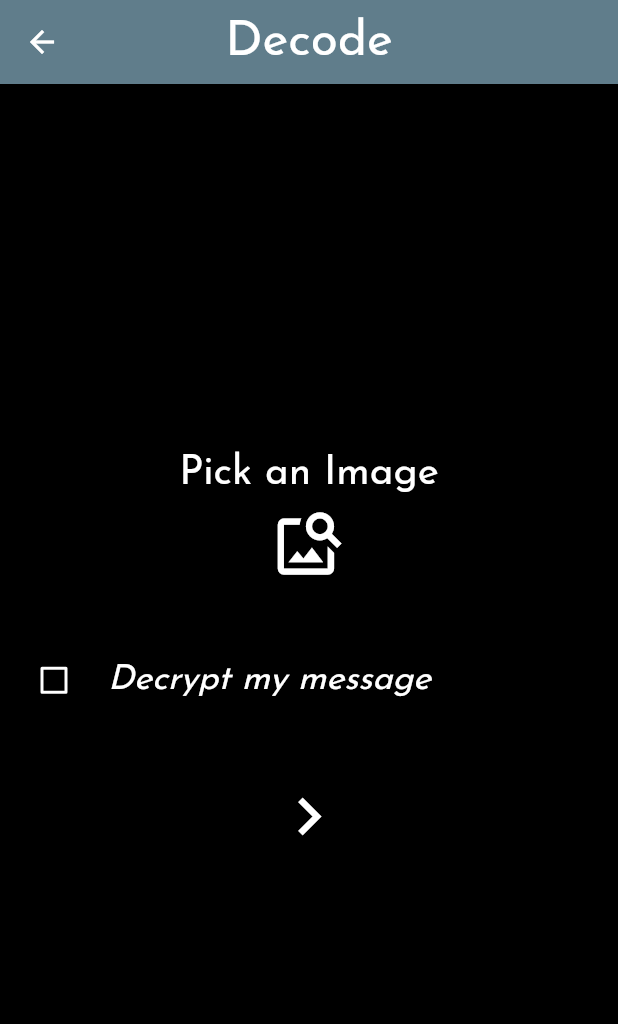
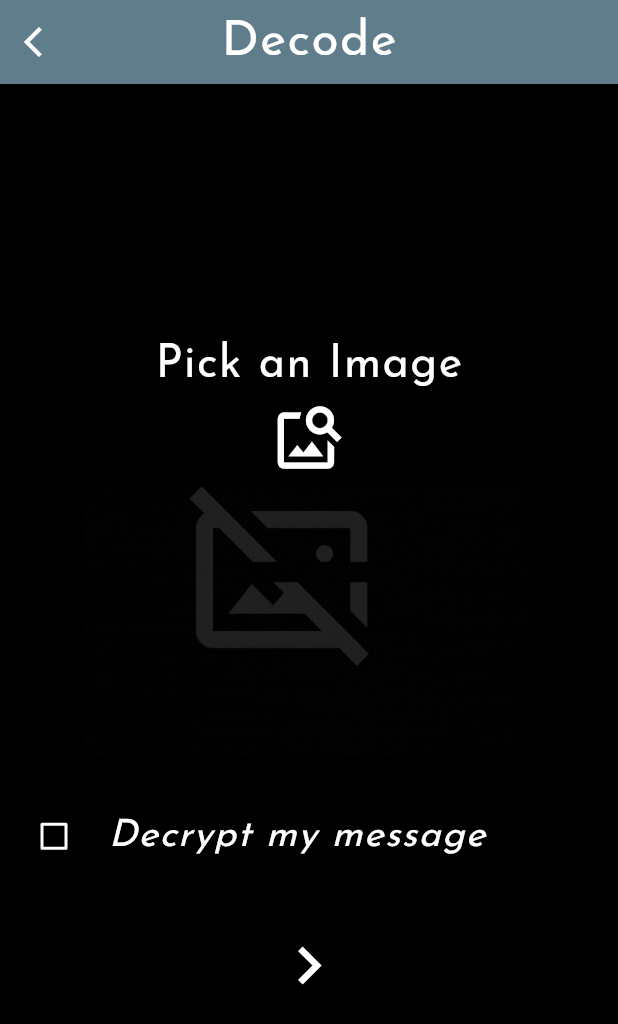
Before and after one commit to sathviktn/StegaImg, a Flutter app: the screen it shows after launch, after a tap on the "lock open" icon, on a phone screen of 412 x 824 dp. Shown: the top 1024 px of the screen. Run offline on Flutter 3.47's test engine with Material 2 defaults, Android fonts, the phone set to English and light mode, and no system bars; our stand-ins replace image_picker, permission_handler; missing offline and left inert: encrypt.

Commit message:
UI Changes

```diff
--- a/stegaimg/lib/components/loading_button.dart
+++ b/stegaimg/lib/components/loading_button.dart
@@ -10,7 +10,7 @@ class ButtonLogoWithLoadingAndError extends StatelessWidget {
   @override
   Widget build(BuildContext context) {
     switch (loadingState) {
-      case LoadingState.LOADING:
+      case LoadingState.loading:
         return const SizedBox(
           height: 20.0,
           width: 20.0,
@@ -19,11 +19,11 @@ class ButtonLogoWithLoadingAndError extends StatelessWidget {
             strokeWidth: 2.0,
           ),
         );
-      case LoadingState.ERROR:
+      case LoadingState.error:
         return const Icon(Icons.close,);
-      case LoadingState.PENDING:
+      case LoadingState.pending:
         return Icon(pendingIcon);
-      case LoadingState.SUCCESS:
+      case LoadingState.success:
         return const Icon(Icons.done);
       default:
         return Icon(pendingIcon);
--- a/stegaimg/lib/components/password_field.dart
+++ b/stegaimg/lib/components/password_field.dart
@@ -1,4 +1,5 @@
 import 'package:flutter/material.dart';
+import 'package:stegaimg/utilities/configs.dart';
 
 class PasswordField extends StatefulWidget {
   final TextEditingController? ctrl;
@@ -27,17 +28,10 @@ class _PasswordField extends State<PasswordField> {
     if (widget.enable!) {
       return Column(
         children: <Widget>[
-          // Row(
-            //children: <Widget>[
           Theme(data: Theme.of(context).copyWith(unselectedWidgetColor: Colors.white),
               child: CheckboxListTile(
                   title: const Text("Show password",
-                          style: TextStyle(
-                            fontSize: 23,
-                            color: Colors.white,
-                            fontStyle: FontStyle.italic,
-                            fontFamily: 'JosefinSans',
-                          )),
+                      style: StegaTextStyle(fSize: 25, fStyle: FontStyle.italic)),
                   controlAffinity: ListTileControlAffinity.leading,
                   value: visible,
                   activeColor: Colors.white,
@@ -48,25 +42,13 @@ class _PasswordField extends State<PasswordField> {
                     });
                   })
           ),
-          //  ],
-          //),
           TextField(
             key: Key(widget.keyVal!),
             controller: widget.ctrl,
             obscureText: !visible!,
-            decoration: const InputDecoration(
-                hintText: 'Enter the Password',
-                hintStyle: TextStyle(
-                    fontSize: 27,
-                    fontFamily: 'JosefinSans',
-                    color: Colors.white
-                )
-            ),
+            decoration: StegaInputDec(hint: 'Enter the password', hFontSize: 30),
             textAlign: TextAlign.center,
-            style: const TextStyle(
-                fontSize: 27,
-                color: Colors.white
-            ),
+            style: const StegaTextStyle(fSize: 30)
           ),
         ],
       );
--- a/stegaimg/lib/screens/decode_img.dart
+++ b/stegaimg/lib/screens/decode_img.dart
@@ -6,6 +6,7 @@ import 'package:image/image.dart' as img_lib;
 import 'package:stegaimg/models/decode_model.dart';
 import 'package:stegaimg/utilities/configs.dart';
 
+import '../components/loading_button.dart';
 import '../components/password_field.dart';
 
 class DecodeImg extends StatefulWidget {
@@ -19,6 +20,7 @@ class _DecodeImgState extends State<DecodeImg> {
 
   img_lib.Image? editableImage;
   File? decodingImg;
+  late LoadingState getState;
   TextEditingController? password;
   bool? decrypt;
 
@@ -27,20 +29,28 @@ class _DecodeImgState extends State<DecodeImg> {
     super.initState();
     password = TextEditingController();
     decrypt = false;
+    getState = LoadingState.pending;
   }
 
   Future getImage() async {
     try {
       final image = await ImagePicker().pickImage(source: ImageSource.gallery);
+      getState = LoadingState.loading;
+
       if (image == null) {
+        setState((){
           editableImage = null;
-        return;
+          getState = LoadingState.pending;
+        });
       }
+      else {
         final tempImg = File(image.path);
         setState(() {
           decodingImg = tempImg;
           editableImage = img_lib.decodeImage(decodingImg!.readAsBytesSync());
+          getState = LoadingState.success;
         });
+      }
     }
 
     on PlatformException catch(e){
@@ -67,14 +77,15 @@ class _DecodeImgState extends State<DecodeImg> {
     return Scaffold(
       appBar: AppBar(
         title: const Text('Decode'),
-        titleTextStyle: const TextStyle(
-            fontSize: 33,
-            color: Colors.white,
-            fontWeight: FontWeight.w500,
-            fontFamily: 'JosefinSans'
-        ),
+        titleTextStyle: const StegaTextStyle(fSize: 33, fWeight: FontWeight.w500),
         centerTitle: true,
         backgroundColor: Colors.blueGrey,
+        leading: IconButton(
+            key: const Key('encoded_result_screen_back_btn'),
+            icon: const Icon(Icons.arrow_back_ios),
+            onPressed: () {
+              Navigator.pop(context);
+            }),
       ),
       backgroundColor: Colors.black,
       body: Center(
@@ -83,46 +94,24 @@ class _DecodeImgState extends State<DecodeImg> {
             mainAxisAlignment: MainAxisAlignment.spaceEvenly,
             crossAxisAlignment: CrossAxisAlignment.center,
             children: [
-              // Image Picker
-              Center(
-                  child: Column(
-                      mainAxisAlignment: MainAxisAlignment.spaceEvenly,
-                      crossAxisAlignment: CrossAxisAlignment.center,
-                      children: <Widget>[
-                        const Text(
-                          'Pick an Image',
-                          style: TextStyle(
-                            fontFamily: 'JosefinSans',
-                            color: Colors.white,
-                            fontSize: 27,
-                          ),
-                        ),
-                        decodingImg == null? IconButton(
-                          onPressed: () => getImage(),
-                          icon: const Icon(Icons.image_search),
+              const SizedBox(height: 25,),
+              // Image Picker - Start
+              const Text('Pick an Image', style: StegaTextStyle(fSize: 30),),
+              IconButton(
+                icon: ButtonLogoWithLoadingAndError(getState, Icons.image_search),
                 iconSize: 50,
                 color: Colors.white,
-                        )
-                            : Image.file(
-                            decodingImg!,
-                            width: 300,
-                            height: 230,
-                            fit: BoxFit.fill
-                        )
-                      ]
-                  )
-              ),
-              const SizedBox(height: 30),
-              // Password
+                onPressed: () => getImage(),),
+              decodingImg == null ? Image.asset("assets/gifs/noImg.gif",
+                width: 300, height: 180, fit: BoxFit.fitWidth,) :
+              Image.file(decodingImg!, width: 300, height: 230, fit: BoxFit.fill),
+              // Image Picker - End
+              const SizedBox(height: 25),
+              // Password - Start
               Theme(data: Theme.of(context).copyWith(unselectedWidgetColor: Colors.white),
                   child: CheckboxListTile(
                     title: const Text("Decrypt my message",
-                            style: TextStyle(
-                              fontSize: 23,
-                              color: Colors.white,
-                              fontStyle: FontStyle.italic,
-                              fontFamily: 'JosefinSans',
-                            )),
+                        style: StegaTextStyle(fSize: 25, fStyle: FontStyle.italic)),
                     controlAffinity: ListTileControlAffinity.leading,
                     key: const Key('decode_screen_token_checkbox'),
                     value: decrypt,
@@ -131,17 +120,17 @@ class _DecodeImgState extends State<DecodeImg> {
                     onChanged: (bool? nextVal) {
                       setState(() {
                         decrypt = nextVal;
-                          });
-                        },
+                      });},
                   )
               ),
-              // Password Field
               PasswordField(
                 decrypt,
                 password,
                 keyVal: 'encode_screen_token_input',
               ),
-              const SizedBox(height: 30),
+              // Password - End
+              const SizedBox(height: 25),
+              // Decode Button - Start
               Center(
                 child: IconButton(
                   icon: const Icon(Icons.navigate_next),
@@ -149,6 +138,7 @@ class _DecodeImgState extends State<DecodeImg> {
                   iconSize: 50,
                   color: Colors.white,
                 ),
+                // Decode Button - End
               )
             ],),
         )
--- a/stegaimg/lib/screens/home.dart
+++ b/stegaimg/lib/screens/home.dart
@@ -1,4 +1,5 @@
 import 'package:flutter/material.dart';
+import 'package:stegaimg/utilities/configs.dart';
 
 class Home extends StatelessWidget {
   const Home({Key? key}) : super(key: key);
@@ -7,14 +8,9 @@ class Home extends StatelessWidget {
   Widget build(BuildContext context) {
     return Scaffold(
         appBar: AppBar(
-          titleTextStyle: const TextStyle(
-              fontSize: 33,
-              color: Colors.white,
-              fontWeight: FontWeight.w500,
-              fontFamily: 'JosefinSans'
-          ),
+          title: const Text('StegaImg'),
+          titleTextStyle: const StegaTextStyle(fSize: 33, fWeight: FontWeight.w500),
           backgroundColor: Colors.blueGrey,
-          title: const Text('StegaImg'),
           centerTitle: true,
         ),
         backgroundColor: Colors.black,
@@ -23,19 +19,11 @@ class Home extends StatelessWidget {
                 mainAxisAlignment: MainAxisAlignment.spaceEvenly,
                 crossAxisAlignment: CrossAxisAlignment.center,
                 children: <Widget>[
-                  const Center(
-                      child: Text(
+                  const Text(
                     'Welcome to StegaImg',
-                        style: TextStyle(
-                            fontSize: 33,
-                            color: Colors.white,
-                            fontWeight: FontWeight.w500,
-                            fontFamily: 'JosefinSans'
+                    style: StegaTextStyle(fSize: 35, fWeight: FontWeight.w500),
                   ),
-                      )
-                  ),
-                  Center(
-                      child: Row(
+                  Row(
                       mainAxisAlignment: MainAxisAlignment.spaceEvenly,
                       crossAxisAlignment: CrossAxisAlignment.center,
                       children: [
@@ -44,7 +32,7 @@ class Home extends StatelessWidget {
                             Navigator.pushNamed(context, '/encodeImg');
                             },
                           icon: const Icon(Icons.lock_rounded),
-                              iconSize: 50,
+                          iconSize: 80,
                           color: Colors.white,
                         ),
                         IconButton(
@@ -52,11 +40,11 @@ class Home extends StatelessWidget {
                             Navigator.pushNamed(context, '/decodeImg');
                             },
                           icon: const Icon(Icons.lock_open_rounded),
-                              iconSize: 50,
+                          iconSize: 80,
                           color: Colors.white,
                         )
                       ])
-                  )]
+                  ]
             )
         )
     );
--- a/stegaimg/lib/services/encode_service.dart
+++ b/stegaimg/lib/services/encode_service.dart
@@ -61,6 +61,6 @@ EncodeResponse encodeMessageIntoImage(EncodeRequest? req)  {
   // encoded Uint8List data
   Uint8List data = Uint8List.fromList(img_lib.encodePng(editableImage));
 
-  EncodeResponse response = EncodeResponse(editableImage, displayImage, data);
+  EncodeResponse response = EncodeResponse(editableImage, displayImage, data, req.imgName);
   return response;
 }
--- a/stegaimg/lib/utilities/configs.dart
+++ b/stegaimg/lib/utilities/configs.dart
@@ -36,10 +36,10 @@ enum ResultState {
 ///
 /// {@category Services: States}
 enum LoadingState {
-  LOADING,
-  ERROR,
-  PENDING,
-  SUCCESS,
+  loading,
+  error,
+  pending,
+  success,
 }
 
 
@@ -103,28 +103,34 @@ String padCryptionKey(String key) {
   return paddedKey;
 }
 
+/// Custom TextStyle for StegaImg
 class StegaTextStyle extends TextStyle {
   final String fFamily;
   final double fSize;
   final Color fColor;
   final FontWeight fWeight;
   final FontStyle fStyle;
+  final double lSpacing;
 
   const StegaTextStyle({
     this.fFamily = 'JosefinSans',
     this.fSize = 20,
     this.fColor = Colors.white,
     this.fWeight = FontWeight.w500,
-    this.fStyle = FontStyle.normal
+    this.fStyle = FontStyle.normal,
+    this.lSpacing = 1.0
+
   }) : super(
     color: fColor,
     fontWeight: fWeight,
     fontSize: fSize,
     fontStyle: fStyle,
     fontFamily: fFamily,
+    letterSpacing: lSpacing
   );
 }
 
+/// Custom InputDecoration for StegaImg
 class StegaInputDec extends InputDecoration{
   final String hint;
   final double hFontSize;
--- a/stegaimg/pubspec.yaml
+++ b/stegaimg/pubspec.yaml
@@ -81,6 +81,7 @@ flutter:
   assets:
     - "assets/gifs/loading.gif"
     - "assets/gifs/error.gif"
+    - "assets/gifs/noImg.gif"
 
   # To add assets to your application, add an assets section, like this:
   # assets:
```
Also changed, not shown: stegaimg/lib/models/encode_model.dart (+6 -3 lines), stegaimg/lib/screens/decode_result.dart (+67 -69 lines), stegaimg/lib/screens/encode_img.dart (+38 -33 lines), stegaimg/lib/screens/encode_result.dart (+93 -104 lines), stegaimg/assets/gifs/noImg.gif (added), stegaimg/assets/icons/StegaImg.png. Lines whose indentation alone changed are shown as unchanged.
